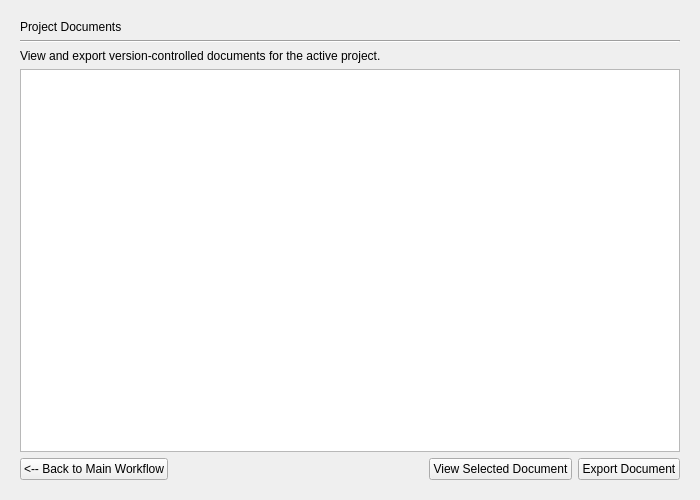
mariolewis/asdf_factory, file gui/documents_page.ui: the form before one commit.
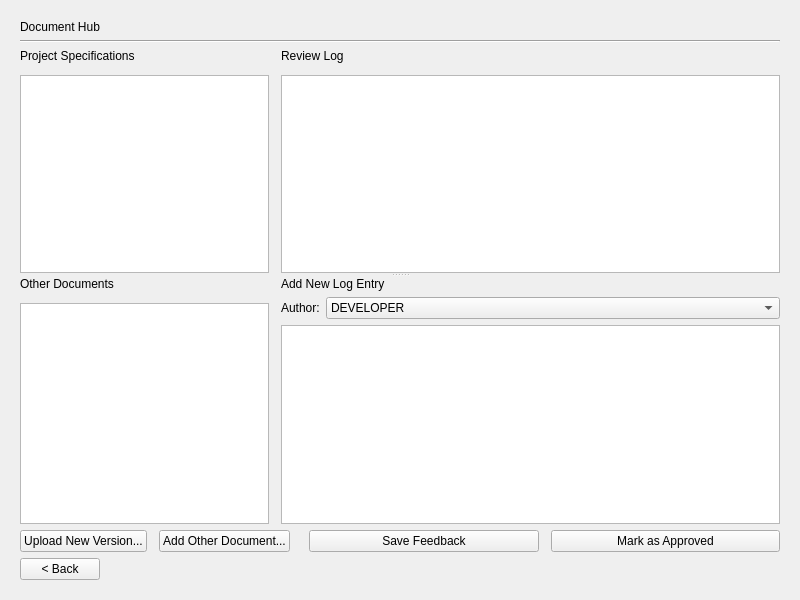
The form after the commit.

Commit message: feat: Implement Document Hub

What changed in the file:
```diff
--- a/gui/documents_page.ui
+++ b/gui/documents_page.ui
@@ -6,14 +6,14 @@
    <rect>
     <x>0</x>
     <y>0</y>
-    <width>700</width>
-    <height>500</height>
+    <width>800</width>
+    <height>600</height>
    </rect>
   </property>
   <property name="windowTitle">
    <string>Form</string>
   </property>
-  <layout class="QVBoxLayout" name="verticalLayout">
+  <layout class="QVBoxLayout" name="verticalLayout" stretch="0,0,1,0,0">
    <property name="leftMargin">
     <number>20</number>
    </property>
@@ -29,7 +29,7 @@
    <item>
     <widget class="QLabel" name="headerLabel">
      <property name="text">
-      <string>Project Documents</string>
+      <string>Document Hub</string>
      </property>
     </widget>
    </item>
@@ -41,29 +41,232 @@
     </widget>
    </item>
    <item>
-    <widget class="QLabel" name="instructionLabel">
-     <property name="text">
-      <string>View and export version-controlled documents for the active project.</string>
+    <widget class="QSplitter" name="mainSplitter">
+     <property name="orientation">
+      <enum>Qt::Vertical</enum>
      </property>
-     <property name="wordWrap">
-      <bool>true</bool>
-     </property>
+     <widget class="QWidget" name="topWidget" native="true">
+      <layout class="QHBoxLayout" name="topRowLayout" stretch="1,2">
+       <property name="spacing">
+        <number>12</number>
+       </property>
+       <property name="leftMargin">
+        <number>0</number>
+       </property>
+       <property name="topMargin">
+        <number>0</number>
+       </property>
+       <property name="rightMargin">
+        <number>0</number>
+       </property>
+       <property name="bottomMargin">
+        <number>0</number>
+       </property>
+       <item>
+        <layout class="QVBoxLayout" name="topLeftLayout">
+         <item>
+          <widget class="QLabel" name="specDocumentsHeaderLabel">
+           <property name="text">
+            <string>Project Specifications</string>
+           </property>
+          </widget>
+         </item>
+         <item>
+          <widget class="QListWidget" name="specDocumentsListWidget">
+           <property name="selectionMode">
+            <enum>QAbstractItemView::SingleSelection</enum>
+           </property>
+          </widget>
+         </item>
+        </layout>
+       </item>
+       <item>
+        <layout class="QVBoxLayout" name="topRightLayout">
+         <item>
+          <widget class="QLabel" name="reviewLogHeaderLabel">
+           <property name="text">
+            <string>Review Log</string>
+           </property>
+          </widget>
+         </item>
+         <item>
+          <widget class="QTextBrowser" name="reviewLogBrowser"/>
+         </item>
+        </layout>
+       </item>
+      </layout>
+     </widget>
+     <widget class="QWidget" name="bottomWidget" native="true">
+      <layout class="QHBoxLayout" name="bottomRowLayout" stretch="1,2">
+       <property name="spacing">
+        <number>12</number>
+       </property>
+       <property name="leftMargin">
+        <number>0</number>
+       </property>
+       <property name="topMargin">
+        <number>0</number>
+       </property>
+       <property name="rightMargin">
+        <number>0</number>
+       </property>
+       <property name="bottomMargin">
+        <number>0</number>
+       </property>
+       <item>
+        <layout class="QVBoxLayout" name="bottomLeftLayout">
+         <item>
+          <widget class="QLabel" name="otherDocumentsHeaderLabel">
+           <property name="text">
+            <string>Other Documents</string>
+           </property>
+          </widget>
+         </item>
+         <item>
+          <widget class="QListWidget" name="otherDocumentsListWidget">
+           <property name="selectionMode">
+            <enum>QAbstractItemView::SingleSelection</enum>
+           </property>
+          </widget>
+         </item>
+        </layout>
+       </item>
+       <item>
+        <widget class="QWidget" name="reviewLogContentsWidget" native="true">
+         <layout class="QVBoxLayout" name="verticalLayout_4">
+          <property name="leftMargin">
+           <number>0</number>
+          </property>
+          <property name="topMargin">
+           <number>0</number>
+          </property>
+          <property name="rightMargin">
+           <number>0</number>
+          </property>
+          <property name="bottomMargin">
+           <number>0</number>
+          </property>
+          <item>
+           <widget class="QWidget" name="newLogEntryContentsWidget" native="true">
+            <layout class="QVBoxLayout" name="verticalLayout_5">
+             <property name="leftMargin">
+              <number>0</number>
+             </property>
+             <property name="topMargin">
+              <number>0</number>
+             </property>
+             <property name="rightMargin">
+              <number>0</number>
+             </property>
+             <property name="bottomMargin">
+              <number>0</number>
+             </property>
+             <item>
+              <widget class="QLabel" name="newLogEntryHeaderLabel">
+               <property name="text">
+                <string>Add New Log Entry</string>
+               </property>
+              </widget>
+             </item>
+             <item>
+              <layout class="QFormLayout" name="formLayout">
+               <item row="0" column="0">
+                <widget class="QLabel" name="authorLabel">
+                 <property name="text">
+                  <string>Author:</string>
+                 </property>
+                </widget>
+               </item>
+               <item row="0" column="1">
+                <widget class="QComboBox" name="authorComboBox">
+                 <item>
+                  <property name="text">
+                   <string>DEVELOPER</string>
+                  </property>
+                 </item>
+                 <item>
+                  <property name="text">
+                   <string>CLIENT</string>
+                  </property>
+                 </item>
+                </widget>
+               </item>
+              </layout>
+             </item>
+             <item>
+              <widget class="QPlainTextEdit" name="logTextEdit"/>
+             </item>
+            </layout>
+           </widget>
+          </item>
+         </layout>
+        </widget>
+       </item>
+      </layout>
+     </widget>
     </widget>
    </item>
    <item>
-    <widget class="QTableView" name="documentsTableView"/>
+    <layout class="QHBoxLayout" name="bottomButtonRowLayout" stretch="1,2">
+     <property name="spacing">
+      <number>12</number>
+     </property>
+     <item>
+      <layout class="QHBoxLayout" name="horizontalLayout_2">
+       <item>
+        <widget class="QPushButton" name="uploadVersionButton">
+         <property name="text">
+          <string>Upload New Version...</string>
+         </property>
+        </widget>
+       </item>
+       <item>
+        <widget class="QPushButton" name="addOtherDocumentButton">
+         <property name="text">
+          <string>Add Other Document...</string>
+         </property>
+        </widget>
+       </item>
+      </layout>
+     </item>
+     <item>
+      <layout class="QHBoxLayout" name="horizontalLayout_3">
+       <item>
+        <spacer name="horizontalSpacer">
+         <property name="orientation">
+          <enum>Qt::Horizontal</enum>
+         </property>
+        </spacer>
+       </item>
+       <item>
+        <widget class="QPushButton" name="saveFeedbackButton">
+         <property name="text">
+          <string>Save Feedback</string>
+         </property>
+        </widget>
+       </item>
+       <item>
+        <widget class="QPushButton" name="markApprovedButton">
+         <property name="text">
+          <string>Mark as Approved</string>
+         </property>
+        </widget>
+       </item>
+      </layout>
+     </item>
+    </layout>
    </item>
    <item>
     <layout class="QHBoxLayout" name="horizontalLayout">
      <item>
       <widget class="QPushButton" name="backButton">
        <property name="text">
-        <string>&lt;-- Back to Main Workflow</string>
+        <string> &lt; Back </string>
        </property>
       </widget>
      </item>
      <item>
-      <spacer name="horizontalSpacer">
+      <spacer name="horizontalSpacer_2">
        <property name="orientation">
         <enum>Qt::Horizontal</enum>
        </property>
@@ -75,20 +278,6 @@
        </property>
       </spacer>
      </item>
-     <item>
-      <widget class="QPushButton" name="viewButton">
-       <property name="text">
-        <string>View Selected Document</string>
-       </property>
-      </widget>
-     </item>
-     <item>
-      <widget class="QPushButton" name="exportButton">
-       <property name="text">
-        <string>Export Document</string>
-       </property>
-      </widget>
-     </item>
     </layout>
    </item>
   </layout>
```
Left out of the diff: 2 changed lines with no effect on the pictures. The commit also changes 45 other files.
